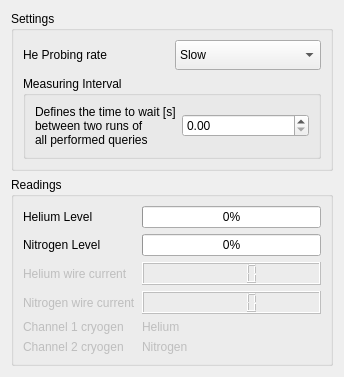
The window that Oxford/ILM_control.ui (Cryostat-GUI/Cryostat-GUI) describes before a commit, drawn with Qt 5.
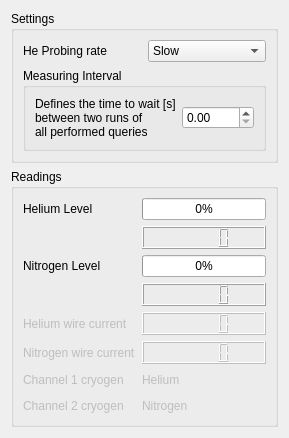
The same window after the commit.

Patch:
```diff
--- a/Oxford/ILM_control.ui
+++ b/Oxford/ILM_control.ui
@@ -6,22 +6,28 @@
    <rect>
     <x>0</x>
     <y>0</y>
-    <width>344</width>
-    <height>377</height>
+    <width>289</width>
+    <height>438</height>
    </rect>
   </property>
   <property name="minimumSize">
    <size>
-    <width>231</width>
-    <height>242</height>
+    <width>289</width>
+    <height>438</height>
    </size>
   </property>
   <property name="windowTitle">
    <string>ILM Control</string>
   </property>
-  <layout class="QVBoxLayout" name="verticalLayout">
+  <layout class="QVBoxLayout" name="verticalLayout" stretch="0,1">
    <item>
     <widget class="QGroupBox" name="groupSettings">
+     <property name="minimumSize">
+      <size>
+       <width>260</width>
+       <height>131</height>
+      </size>
+     </property>
      <property name="title">
       <string>Settings</string>
      </property>
@@ -87,21 +93,21 @@
       <string>Readings</string>
      </property>
      <layout class="QGridLayout" name="gridLayout_2">
-      <item row="4" column="1">
+      <item row="6" column="1">
        <widget class="QLCDNumber" name="lcdCurrentchan2">
         <property name="enabled">
          <bool>false</bool>
         </property>
        </widget>
       </item>
-      <item row="2" column="1">
+      <item row="3" column="1">
        <widget class="QProgressBar" name="progressLevelN2">
         <property name="value">
          <number>0</number>
         </property>
        </widget>
       </item>
-      <item row="6" column="1">
+      <item row="8" column="1">
        <widget class="QLabel" name="label_9">
         <property name="enabled">
          <bool>false</bool>
@@ -111,7 +117,7 @@
         </property>
        </widget>
       </item>
-      <item row="5" column="1">
+      <item row="7" column="1">
        <widget class="QLabel" name="label_8">
         <property name="enabled">
          <bool>false</bool>
@@ -121,13 +127,6 @@
         </property>
        </widget>
       </item>
-      <item row="2" column="0">
-       <widget class="QLabel" name="label_chan2_level">
-        <property name="text">
-         <string>Nitrogen Level</string>
-        </property>
-       </widget>
-      </item>
       <item row="1" column="0">
        <widget class="QLabel" name="label_chan1_level">
         <property name="text">
@@ -135,14 +134,7 @@
         </property>
        </widget>
       </item>
-      <item row="1" column="1">
-       <widget class="QProgressBar" name="progressLevelHe">
-        <property name="value">
-         <number>0</number>
-        </property>
-       </widget>
-      </item>
-      <item row="4" column="0">
+      <item row="6" column="0">
        <widget class="QLabel" name="label_chan2_current">
         <property name="enabled">
          <bool>false</bool>
@@ -152,7 +144,7 @@
         </property>
        </widget>
       </item>
-      <item row="6" column="0">
+      <item row="8" column="0">
        <widget class="QLabel" name="label_7">
         <property name="enabled">
          <bool>false</bool>
@@ -162,24 +154,21 @@
         </property>
        </widget>
       </item>
-      <item row="3" column="1">
-       <widget class="QLCDNumber" name="lcdCurrentchan1">
-        <property name="enabled">
-         <bool>false</bool>
-        </property>
-       </widget>
-      </item>
-      <item row="5" column="0">
-       <widget class="QLabel" name="label_6">
-        <property name="enabled">
-         <bool>false</bool>
-        </property>
-        <property name="text">
-         <string>Channel 1 cryogen</string>
+      <item row="1" column="1">
+       <widget class="QProgressBar" name="progressLevelHe">
+        <property name="value">
+         <number>0</number>
         </property>
        </widget>
       </item>
       <item row="3" column="0">
+       <widget class="QLabel" name="label_chan2_level">
+        <property name="text">
+         <string>Nitrogen Level</string>
+        </property>
+       </widget>
+      </item>
+      <item row="5" column="0">
        <widget class="QLabel" name="label_chan1_current">
         <property name="enabled">
          <bool>false</bool>
@@ -189,6 +178,29 @@
         </property>
        </widget>
       </item>
+      <item row="5" column="1">
+       <widget class="QLCDNumber" name="lcdCurrentchan1">
+        <property name="enabled">
+         <bool>false</bool>
+        </property>
+       </widget>
+      </item>
+      <item row="7" column="0">
+       <widget class="QLabel" name="label_6">
+        <property name="enabled">
+         <bool>false</bool>
+        </property>
+        <property name="text">
+         <string>Channel 1 cryogen</string>
+        </property>
+       </widget>
+      </item>
+      <item row="2" column="1">
+       <widget class="QLCDNumber" name="lcdLevelHe"/>
+      </item>
+      <item row="4" column="1">
+       <widget class="QLCDNumber" name="lcdLevelN2"/>
+      </item>
      </layout>
     </widget>
    </item>
```
